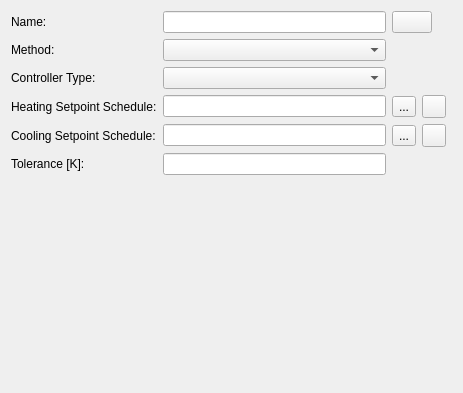
The window that SIM-VICUS/src/SVDBZoneControlThermostatEditWidget.ui (ghorwin/SIM-VICUS) describes before a commit, drawn with Qt 5.
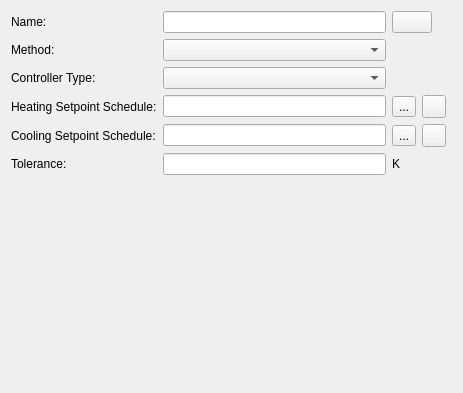
The same window after the commit. Icons and pictures are not drawn. Custom widgets are drawn as their Qt base class.

```diff
--- a/SIM-VICUS/src/SVDBZoneControlThermostatEditWidget.ui
+++ b/SIM-VICUS/src/SVDBZoneControlThermostatEditWidget.ui
@@ -96,7 +96,7 @@
    <item row="5" column="0">
     <widget class="QLabel" name="labelTolerance">
      <property name="text">
-      <string>Tolerance [K]:</string>
+      <string>Tolerance:</string>
      </property>
     </widget>
    </item>
@@ -132,9 +132,22 @@
    <item row="0" column="2">
     <widget class="QtExt::LanguageStringEditWidget1" name="lineEditName"/>
    </item>
+   <item row="5" column="3" colspan="2">
+    <widget class="QLabel" name="labelTolerance_2">
+     <property name="text">
+      <string>K</string>
+     </property>
+    </widget>
+   </item>
   </layout>
  </widget>
  <customwidgets>
+  <customwidget>
+   <class>QtExt::LanguageStringEditWidget1</class>
+   <extends>QLineEdit</extends>
+   <header location="global">QtExt_LanguageStringEditWidget1.h</header>
+   <container>1</container>
+  </customwidget>
   <customwidget>
    <class>QtExt::ValidatingLineEdit</class>
    <extends>QLineEdit</extends>
@@ -151,12 +164,6 @@
     <signal>colorChanged()</signal>
    </slots>
   </customwidget>
-  <customwidget>
-   <class>QtExt::LanguageStringEditWidget1</class>
-   <extends>QLineEdit</extends>
-   <header location="global">QtExt_LanguageStringEditWidget1.h</header>
-   <container>1</container>
-  </customwidget>
   <customwidget>
    <class>QwtPlot</class>
    <extends>QWidget</extends>
```
